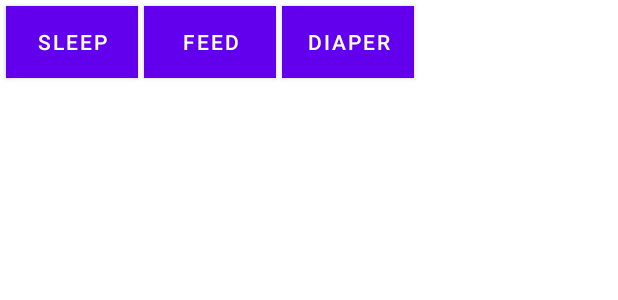
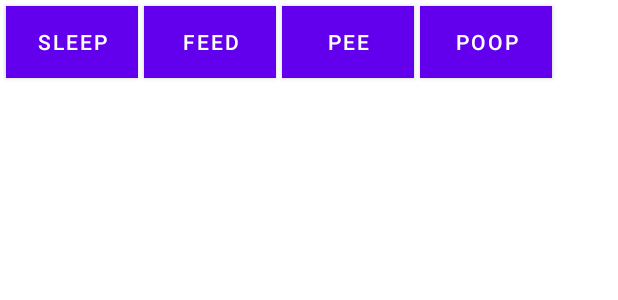
Before and after one commit to josephinehei/amp_babytracker, an Android app: the layout widget.xml on its own in the app's theme, with its tools: preview values and no code run, on a phone screen of 412 x 824 dp. Shown: the top 300 px of the screen. Run offline under Robolectric (Android 15) with nearby library versions, the phone set to English and light mode, and no system bars.

Commit message:
fixed some issues, added another widget button

```diff
--- a/babytracker/app/src/main/res/layout/widget.xml
+++ b/babytracker/app/src/main/res/layout/widget.xml
@@ -15,8 +15,8 @@
             android:layout_height="wrap_content"
             android:layout_margin="2dp"
             android:background="@color/purple_500"
-                android:textColor="@color/white"
-                android:text="Sleep" />
+            android:text="Sleep"
+            android:textColor="@color/white" />
 
         <Button
             android:id="@+id/widgetButton2"
@@ -24,8 +24,8 @@
             android:layout_height="wrap_content"
             android:layout_margin="2dp"
             android:background="@color/purple_500"
-                android:textColor="@color/white"
-                android:text="Feed" />
+            android:text="Feed"
+            android:textColor="@color/white" />
 
         <Button
             android:id="@+id/widgetButton3"
@@ -33,8 +33,17 @@
             android:layout_height="wrap_content"
             android:layout_margin="2dp"
             android:background="@color/purple_500"
-                android:textColor="@color/white"
-                android:text="Diaper" />
+            android:text="Pee"
+            android:textColor="@color/white" />
+
+        <Button
+            android:id="@+id/widgetButton4"
+            android:layout_width="wrap_content"
+            android:layout_height="wrap_content"
+            android:layout_margin="2dp"
+            android:background="@color/purple_500"
+            android:text="Poop"
+            android:textColor="@color/white" />
 
     </LinearLayout>
 
--- a/babytracker/app/src/main/res/xml/appwidget_info.xml
+++ b/babytracker/app/src/main/res/xml/appwidget_info.xml
@@ -2,8 +2,8 @@
 <appwidget-provider xmlns:android="http://schemas.android.com/apk/res/android"
     android:initialLayout="@layout/widget"
     android:minHeight="40dp"
-    android:minWidth="180dp"
-    android:minResizeWidth="180dp"
+    android:minWidth="250dp"
+    android:minResizeWidth="250dp"
     android:resizeMode="vertical|horizontal"
     android:updatePeriodMillis="3600000"
     android:previewImage="@drawable/widget_pic"
```
Also changed, not shown: babytracker/app/src/main/java/com/example/babytracker/AddDiaperFragment.java (+11 -0 lines), babytracker/app/src/main/java/com/example/babytracker/AddFoodFragment.java (+11 -0 lines), babytracker/app/src/main/java/com/example/babytracker/AddSleepFragment.java (+15 -0 lines), babytracker/app/src/main/java/com/example/babytracker/AppWidget.java (+18 -5 lines), babytracker/app/src/main/res/drawable-nodpi/widget_pic.png. Lines whose indentation alone changed are shown as unchanged.
